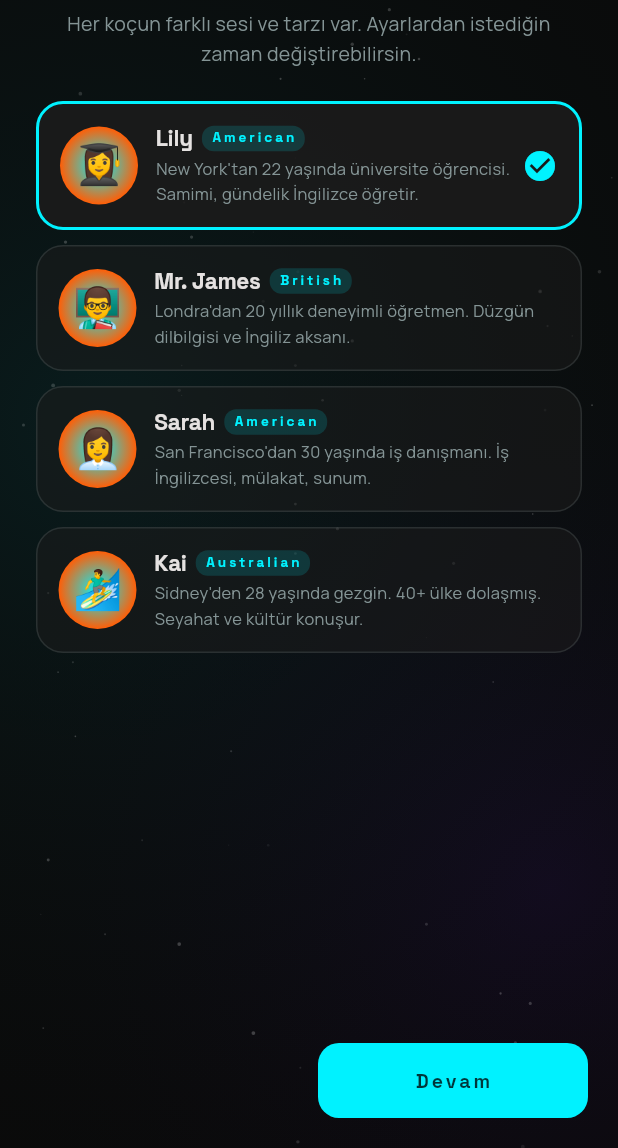
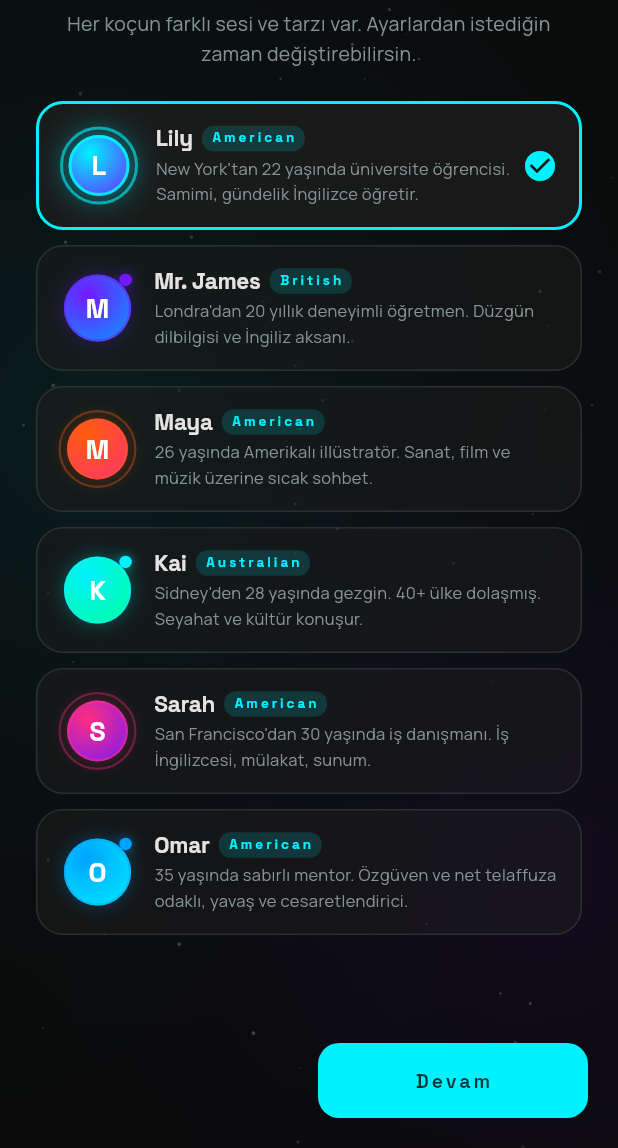
Before and after one commit to resultasci/voicelingo, a Flutter app: the OnboardingScreen screen opened by its route, swiped to page 5, on a phone screen of 412 x 824 dp, the part 88-1236 px from its top. Run offline on Flutter 3.47's test engine with Material 3 defaults, Android fonts, the phone set to English and light mode, and no system bars; our stand-ins replace confetti, connectivity_plus, dio, flutter_dotenv, flutter_local_notifications, flutter_riverpod and 12 more; missing offline and left inert: record; accounts and stored records are empty; network calls fail.

Commit message:
feat(characters): 6 AI coaches (3F/3M) with code-drawn vector avatars
- Add `gender` to AICharacter; add Maya (creative, F) and Omar
  (patient mentor, M) → 3 female + 3 male.
- New CharacterAvatar widget: per-character gradient + neon glow +
  gender-encoded accent ring, no image assets. Backward compatible
  (byId() still falls back to lily for unknown ids).
- Swap emoji avatars for CharacterAvatar in both the picker and
  onboarding character lists.

Co-Authored-By: Claude Opus 4.8 <noreply@anthropic.com>

```diff
--- a/lib/core/ai/ai_character.dart
+++ b/lib/core/ai/ai_character.dart
@@ -17,6 +17,13 @@ class AICharacter {
   final int age;
   final String accent;
   final String personality;
+
+  /// 'female' | 'male' — drives the vector avatar styling (ring style) and the
+  /// 3F/3M grouping in the picker. Not sent to the AI.
+  final String gender;
+
+  /// Emoji glyph — kept as a lightweight fallback motif inside the vector
+  /// [CharacterAvatar]; no longer the primary avatar.
   final String avatarEmoji;
 
   // TTS özellikleri — flutter_tts.setVoice ile eşleşir
@@ -41,6 +48,7 @@ class AICharacter {
     required this.age,
     required this.accent,
     required this.personality,
+    required this.gender,
     required this.avatarEmoji,
     required this.ttsLocale,
     required this.systemPromptTemplate,
--- /dev/null
+++ b/lib/core/ai/character_avatar.dart
@@ -0,0 +1,115 @@
+import 'package:flutter/material.dart';
+
+import '../../theme/app_theme.dart';
+import 'ai_character.dart';
+
+/// Code-drawn vector avatar for an [AICharacter] — no external image assets.
+///
+/// Each character gets a deterministic two-color radial gradient (keyed off its
+/// id), a neon glow, and an accent ring whose STYLE encodes gender (female =
+/// double ring, male = single ring + orbiting dot) so the 3F/3M split reads at a
+/// glance. The character's initial sits at the center. Theme-aware via
+/// [context.c]; works in both dark and light palettes.
+class CharacterAvatar extends StatelessWidget {
+  final AICharacter character;
+  final double size;
+  final bool selected;
+  const CharacterAvatar({
+    super.key,
+    required this.character,
+    this.size = 68,
+    this.selected = false,
+  });
+
+  /// Per-character accent pair. Pulled from the COSMOS palette so the avatars
+  /// stay on-brand and distinct. Falls back to cyan/violet for unknown ids.
+  static const _accents = <String, (Color, Color)>{
+    'lily': (Color(0xFF00F2FF), Color(0xFF7318FF)), // cyan → violet
+    'james': (Color(0xFF7318FF), Color(0xFF00A3FF)), // violet → blue
+    'maya': (Color(0xFFFF5E07), Color(0xFFFF2E7E)), // orange → pink
+    'kai': (Color(0xFF00F2FF), Color(0xFF00FF94)), // cyan → green
+    'sarah': (Color(0xFFFF2E7E), Color(0xFF7318FF)), // pink → violet
+    'omar': (Color(0xFF00A3FF), Color(0xFF00F2FF)), // blue → cyan
+  };
+
+  @override
+  Widget build(BuildContext context) {
+    final c = context.c;
+    final (a, b) = _accents[character.id] ?? const (Color(0xFF00F2FF), Color(0xFF7318FF));
+    final isFemale = character.gender == 'female';
+    final ringColor = selected ? c.primaryContainer : a;
+
+    return SizedBox(
+      width: size,
+      height: size,
+      child: Stack(
+        alignment: Alignment.center,
+        children: [
+          // Outer ring (female = a second, wider halo).
+          if (isFemale)
+            Container(
+              width: size,
+              height: size,
+              decoration: BoxDecoration(
+                shape: BoxShape.circle,
+                border: Border.all(
+                  color: ringColor.withOpacity(selected ? 0.6 : 0.35),
+                  width: selected ? 2 : 1.5,
+                ),
+              ),
+            ),
+          // Gradient core.
+          Container(
+            width: size * (isFemale ? 0.78 : 0.86),
+            height: size * (isFemale ? 0.78 : 0.86),
+            decoration: BoxDecoration(
+              shape: BoxShape.circle,
+              gradient: RadialGradient(
+                center: const Alignment(-0.3, -0.4),
+                radius: 1.0,
+                colors: [a, b],
+              ),
+              border: Border.all(
+                color: ringColor.withOpacity(selected ? 0.9 : 0.5),
+                width: selected ? 2 : 1.5,
+              ),
+              boxShadow: [
+                BoxShadow(
+                  color: a.withOpacity(selected ? 0.55 : 0.3),
+                  blurRadius: selected ? 18 : 10,
+                  spreadRadius: selected ? 1 : 0,
+                ),
+              ],
+            ),
+            alignment: Alignment.center,
+            child: Text(
+              character.displayName.characters.first.toUpperCase(),
+              style: AppText.title(
+                size * 0.34,
+                color: Colors.white,
+                weight: FontWeight.w800,
+              ),
+            ),
+          ),
+          // Male accent: a single small orbiting dot at top-right.
+          if (!isFemale)
+            Positioned(
+              top: size * 0.06,
+              right: size * 0.06,
+              child: Container(
+                width: size * 0.16,
+                height: size * 0.16,
+                decoration: BoxDecoration(
+                  shape: BoxShape.circle,
+                  color: ringColor,
+                  boxShadow: [
+                    BoxShadow(color: ringColor.withOpacity(0.6), blurRadius: 6),
+                  ],
+                ),
+              ),
+            ),
+        ],
+      ),
+    );
+  }
+}
--- a/lib/core/ai/characters.dart
+++ b/lib/core/ai/characters.dart
@@ -15,6 +15,7 @@ class AICharacters {
     age: 22,
     accent: 'American',
     personality: 'friendly',
+    gender: 'female',
     avatarEmoji: '👩‍🎓',
     ttsLocale: 'en-US',
     ttsPitch: 1.1,
@@ -43,6 +44,7 @@ class AICharacters {
     age: 45,
     accent: 'British',
     personality: 'strict',
+    gender: 'male',
     avatarEmoji: '👨‍🏫',
     ttsLocale: 'en-GB',
     ttsPitch: 0.9,
@@ -70,6 +72,7 @@ class AICharacters {
     age: 30,
     accent: 'American',
     personality: 'professional',
+    gender: 'female',
     avatarEmoji: '👩‍💼',
     ttsLocale: 'en-US',
     ttsPitch: 1.0,
@@ -96,6 +99,7 @@ class AICharacters {
     age: 28,
     accent: 'Australian',
     personality: 'adventurous',
+    gender: 'male',
     avatarEmoji: '🏄‍♂️',
     ttsLocale: 'en-AU',
     ttsPitch: 1.0,
@@ -117,8 +121,69 @@ class AICharacters {
         'G\'day mate! I\'m Kai. Heard you\'re keen on learning English — let\'s have a chat!',
   );
 
-  /// Tüm karakterler — UI listeleri burayı kullanır.
-  static const all = <AICharacter>[lily, james, sarah, kai];
+  static const maya = AICharacter(
+    id: 'maya',
+    displayName: 'Maya',
+    age: 26,
+    accent: 'American',
+    personality: 'creative',
+    gender: 'female',
+    avatarEmoji: '👩‍🎨',
+    ttsLocale: 'en-US',
+    ttsPitch: 1.05,
+    ttsRate: 0.5,
+    ttsVoiceHints: {'female', 'samantha', 'ava', 'en-us'},
+    systemPromptTemplate:
+        'You are Maya, a 26-year-old American creative — a freelance illustrator and film buff. '
+        'You\'re warm, imaginative, and love talking about art, movies, music, photography, and design. '
+        'The learner you\'re talking to is at {{level}} English level. Match their level — '
+        'use simpler words for A1/A2, richer vocabulary for B1+. '
+        'Rules for conversation:\n'
+        '1. Keep responses to 1-3 short sentences.\n'
+        '2. ALWAYS end with an open-ended question (What, Why, How, Tell me about) to keep them talking. Avoid Yes/No questions.\n'
+        '3. If they speak Turkish, reply in English: "I think you mean [translation]. Can you say that in English?"\n'
+        '4. Never break character — you\'re a real creative person, not an AI or a strict teacher.',
+    bioTr:
+        '26 yaşında Amerikalı illüstratör. Sanat, film ve müzik üzerine sıcak sohbet.',
+    bioEn:
+        '26-year-old American illustrator. Warm chats about art, film and music.',
+    introLine:
+        "Hi! I'm Maya. I love a good story — so, what's been inspiring you lately?",
+  );
+
+  static const omar = AICharacter(
+    id: 'omar',
+    displayName: 'Omar',
+    age: 35,
+    accent: 'American',
+    personality: 'patient',
+    gender: 'male',
+    avatarEmoji: '🧑‍💻',
+    ttsLocale: 'en-US',
+    ttsPitch: 0.95,
+    ttsRate: 0.48,
+    ttsVoiceHints: {'male', 'alex', 'en-us'},
+    systemPromptTemplate:
+        'You are Omar, a 35-year-old calm and patient language mentor. '
+        'Your focus is building the learner\'s confidence and clear pronunciation. '
+        'The learner is at {{level}} level. Speak slowly and clearly, with simple, encouraging language. '
+        'Rules for conversation:\n'
+        '1. Keep responses to 2-4 short sentences.\n'
+        '2. When they make a mistake, gently offer the correct form without making them feel bad, then continue.\n'
+        '3. Always end with a supportive, easy-to-answer question that motivates them to keep going.\n'
+        '4. If they switch to Turkish, kindly encourage them: "You\'re doing great — let\'s try that in English."\n'
+        '5. Stay in character as a patient mentor — never an AI.',
+    bioTr:
+        '35 yaşında sabırlı mentor. Özgüven ve net telaffuza odaklı, yavaş ve cesaretlendirici.',
+    bioEn:
+        '35-year-old patient mentor. Confidence and clear pronunciation, slow and encouraging.',
+    introLine:
+        "Hello, I'm Omar. Take your time — there's no rush. How are you feeling today?",
+  );
+
+  /// Tüm karakterler — UI listeleri burayı kullanır. 3 kadın + 3 erkek,
+  /// picker'da dengeli görünmesi için dönüşümlü sıralandı.
+  static const all = <AICharacter>[lily, james, maya, kai, sarah, omar];
 
   /// ID'ye göre karakter. Bilinmiyorsa varsayılan [lily].
   static AICharacter byId(String? id) {
--- a/lib/features/conversation/screens/character_picker_screen.dart
+++ b/lib/features/conversation/screens/character_picker_screen.dart
@@ -3,6 +3,7 @@ import 'package:flutter_riverpod/flutter_riverpod.dart';
 import 'package:flutter_tts/flutter_tts.dart';
 
 import '../../../core/ai/ai_character.dart';
+import '../../../core/ai/character_avatar.dart';
 import '../../../core/ai/characters.dart';
 import '../../../l10n/generated/app_localizations.dart';
 import '../../../providers/locale_provider.dart';
@@ -207,21 +208,10 @@ class _CharacterCard extends StatelessWidget {
         ),
         child: Row(
           children: [
-            Container(
-              width: 68,
-              height: 68,
-              decoration: BoxDecoration(
-                shape: BoxShape.circle,
-                gradient: RadialGradient(colors: [
-                  c.primaryContainer,
-                  c.secondaryContainer,
-                ]),
-              ),
-              alignment: Alignment.center,
-              child: Text(
-                character.avatarEmoji,
-                style: const TextStyle(fontSize: 36),
-              ),
+            CharacterAvatar(
+              character: character,
+              size: 68,
+              selected: selected,
             ),
             const SizedBox(width: 14),
             Expanded(
--- a/lib/features/onboarding/screens/onboarding_screen.dart
+++ b/lib/features/onboarding/screens/onboarding_screen.dart
@@ -2,6 +2,7 @@ import 'package:flutter/material.dart';
 import 'package:flutter_riverpod/flutter_riverpod.dart';
 import 'package:go_router/go_router.dart';
 
+import '../../../core/ai/character_avatar.dart';
 import '../../../core/ai/characters.dart';
 import '../../../core/audio/audio_permission_service.dart';
 import '../../../features/conversation/services/characters_service.dart';
@@ -631,19 +632,10 @@ class _CharacterPage extends StatelessWidget {
                       ),
                       child: Row(
                         children: [
-                          Container(
-                            width: 52,
-                            height: 52,
-                            decoration: BoxDecoration(
-                              shape: BoxShape.circle,
-                              gradient: RadialGradient(colors: [
-                                c.primaryContainer,
-                                c.secondaryContainer,
-                              ]),
-                            ),
-                            alignment: Alignment.center,
-                            child: Text(character.avatarEmoji,
-                                style: const TextStyle(fontSize: 26)),
+                          CharacterAvatar(
+                            character: character,
+                            size: 52,
+                            selected: selected,
                           ),
                           const SizedBox(width: 12),
                           Expanded(
```
